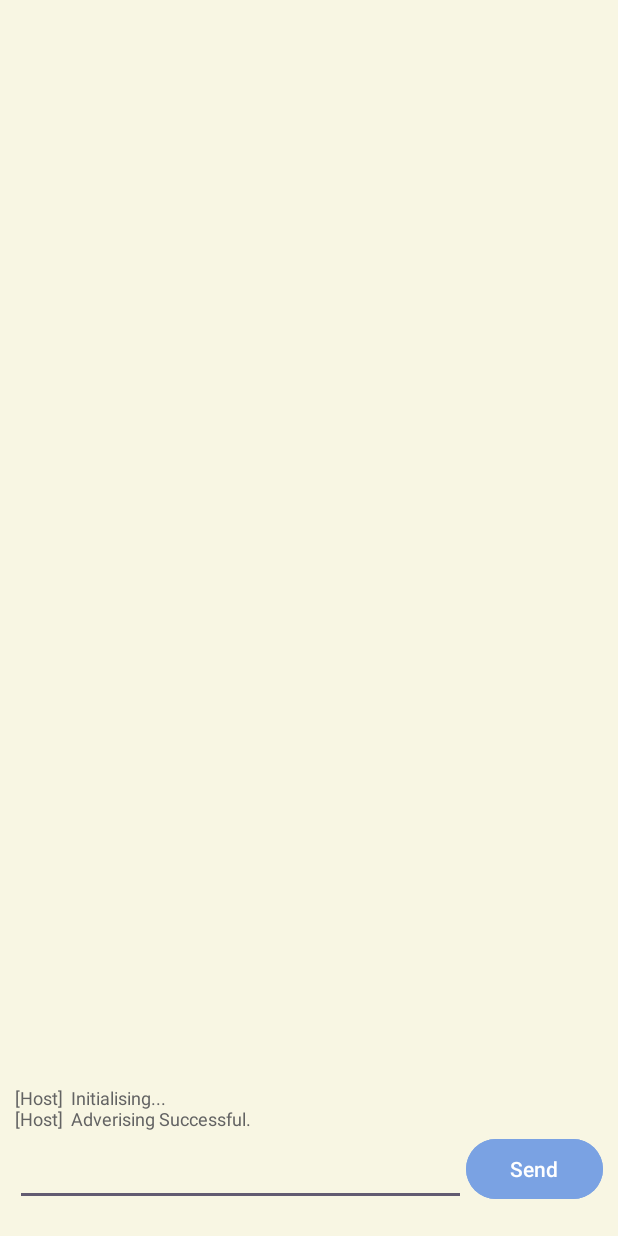
After one commit to Daydreamer7337/Chillara, an Android app: the ActiveBroadcast screen opened directly, with no data from a screen before it, on a phone screen of 412 x 824 dp. The commit adds this screen. Run offline under Robolectric (Android 15) with nearby library versions, the phone set to English and light mode, and no system bars.

Commit message:
BLE Broadcast setup
Ble advertisement is configured. GATT server to be done.

Co-Authored-By: avaraan <225384754+avaraan@users.noreply.github.com>

```diff
--- a/app/src/main/AndroidManifest.xml
+++ b/app/src/main/AndroidManifest.xml
@@ -25,6 +25,8 @@
         <activity android:name=".EditProfile"/>
         <activity android:name=".EnablePermissions"/>
         <activity android:name=".EnableBt"/>
+        <activity android:name=".BroadcastBLE"/>
+        <activity android:name=".ActiveBroadcast"/>
     </application>
 
     <uses-permission android:name="android.permission.BLUETOOTH" android:maxSdkVersion="30"/>
--- /dev/null
+++ b/app/src/main/java/com/uselessprojects/chillara/ActiveBroadcast.kt
@@ -0,0 +1,80 @@
+package com.uselessprojects.chillara
+
+import android.Manifest
+import android.bluetooth.BluetoothAdapter
+import android.os.Bundle
+import androidx.appcompat.app.AppCompatActivity
+import android.bluetooth.BluetoothManager
+import android.bluetooth.le.AdvertiseData
+import android.bluetooth.le.AdvertiseSettings
+import android.content.Context
+import android.os.ParcelUuid
+import android.widget.Button
+import android.widget.EditText
+import android.widget.TextView
+import java.util.UUID
+import android.bluetooth.le.AdvertiseCallback
+import androidx.annotation.RequiresPermission
+
+class ActiveBroadcast: AppCompatActivity()
+{
+    private lateinit var bluetoothManager: BluetoothManager
+    private lateinit var bluetoothAdapter: BluetoothAdapter
+
+    @RequiresPermission(Manifest.permission.BLUETOOTH_ADVERTISE)
+    override fun onCreate(savedInstanceState: Bundle?) {
+        super.onCreate(savedInstanceState)
+        setContentView(R.layout.active_broadcast_page)
+
+        bluetoothManager = getSystemService(Context.BLUETOOTH_SERVICE) as BluetoothManager
+        bluetoothAdapter = bluetoothManager.adapter
+
+        val send_msg_btn: Button = findViewById(R.id.send_msg_btn)
+        val msg_text_et: EditText = findViewById(R.id.msg_text_et)
+
+        val messages_tv: TextView = findViewById(R.id.messages_tv)
+        val user_info = getSharedPreferences("user_info", MODE_PRIVATE)
+
+        val username: String = user_info.getString("username","User 1") ?: "User1"
+        val amount: String = user_info.getString("amount","5") ?: "5"
+
+        val username_bin = username.padEnd(10,' ').take(10).toByteArray(Charsets.UTF_8)
+        val amount_bin = amount.toByteArray(Charsets.UTF_8)
+        val data_bin = username_bin + amount_bin
+
+        val advertiser = bluetoothAdapter.bluetoothLeAdvertiser
+
+        send_msg_btn.setOnClickListener()
+        {
+            val message = msg_text_et.text.toString()
+            messages_tv.append("\n[" + user_info.getString("username","User1") + "]  " + message)
+            msg_text_et.setText("")
+        }
+
+        val serviceDataUuid = ParcelUuid(UUID.fromString("0000A7F3-0000-1000-8000-00805F9B34FB"))
+
+        val settings = AdvertiseSettings.Builder()
+            .setAdvertiseMode(AdvertiseSettings.ADVERTISE_MODE_LOW_LATENCY)
+            .setTxPowerLevel(AdvertiseSettings.ADVERTISE_TX_POWER_HIGH)
+            .setConnectable(true)
+            .build()
+
+        val data = AdvertiseData.Builder()
+            .addServiceData(serviceDataUuid, data_bin)
+            .addServiceUuid(serviceDataUuid)
+            .setIncludeDeviceName(false)
+            .setIncludeTxPowerLevel(false)
+            .build()
+
+        advertiser.startAdvertising(settings,data,object : AdvertiseCallback()
+        {
+            override fun onStartSuccess(settingsInEffect: AdvertiseSettings?) {
+                messages_tv.append("\n[Host]  Adverising Successful.")
+            }
+
+            override fun onStartFailure(errorCode: Int) {
+                messages_tv.append("\n[Host]  Advertising Failed. Try restarting.   " + errorCode)
+            }
+        })
+    }
+}
--- a/app/src/main/java/com/uselessprojects/chillara/MainActivity.kt
+++ b/app/src/main/java/com/uselessprojects/chillara/MainActivity.kt
@@ -35,6 +35,10 @@ class MainActivity : AppCompatActivity() {
         {
             startActivity(Intent(this, EnableBt::class.java))
         }
+        shareST_page_btn.setOnClickListener()
+        {
+            startActivity(Intent(this, BroadcastBLE::class.java))
+        }
     }
 
     fun Context.hasPermission(permissionType: String): Boolean {
@@ -42,7 +46,7 @@ class MainActivity : AppCompatActivity() {
                 PackageManager.PERMISSION_GRANTED
     }
 
-    private val bluetoothAdapter: BluetoothAdapter by lazy {
+    private val bluetoothAdapter: BluetoothAdapter by lazy{
         val bluetoothManager = getSystemService(Context.BLUETOOTH_SERVICE) as BluetoothManager
         bluetoothManager.adapter
     }
--- /dev/null
+++ b/app/src/main/res/layout/active_broadcast_page.xml
@@ -0,0 +1,56 @@
+<?xml version="1.0" encoding="utf-8"?>
+<androidx.constraintlayout.widget.ConstraintLayout xmlns:android="http://schemas.android.com/apk/res/android"
+    xmlns:app="http://schemas.android.com/apk/res-auto"
+    xmlns:tools="http://schemas.android.com/tools"
+    android:layout_width="match_parent"
+    android:layout_height="match_parent"
+    android:background="@color/paleYellow"
+    android:paddingLeft="10dp"
+    android:paddingRight="10dp"
+    android:paddingTop="20dp"
+    android:paddingBottom="20dp">
+
+    <TextView
+        android:id="@+id/messages_tv"
+        android:layout_width="match_parent"
+        android:layout_height="wrap_content"
+        android:text="[Host]  Initialising..."
+        android:textAppearance="?android:attr/textAppearanceMedium"
+        android:textColor="@color/textDark"
+        android:textSize="12sp"
+        app:layout_constraintBottom_toTopOf="@+id/tableLayout"
+        app:layout_constraintEnd_toEndOf="parent"
+        app:layout_constraintStart_toStartOf="parent" />
+
+    <TableLayout
+        android:id="@+id/tableLayout"
+        android:layout_width="match_parent"
+        android:layout_height="wrap_content"
+        app:layout_constraintBottom_toBottomOf="parent"
+        app:layout_constraintEnd_toEndOf="parent"
+        app:layout_constraintStart_toStartOf="parent">
+
+        <TableRow>
+
+            <EditText
+                android:id="@+id/msg_text_et"
+                android:layout_width="wrap_content"
+                android:layout_height="50dp"
+                android:layout_column="1"
+                android:layout_weight="1"
+                android:gravity="center"
+                android:textAppearance="?android:attr/textAppearanceMedium"
+                android:textColor="@color/textDark"
+                android:textSize="15sp" />
+
+            <Button
+                android:id="@+id/send_msg_btn"
+                android:layout_column="0"
+                android:layout_weight="0.01"
+                android:backgroundTint="@color/lightBlue"
+                android:text="Send" />
+
+        </TableRow>
+    </TableLayout>
+
+</androidx.constraintlayout.widget.ConstraintLayout>
```
Also changed, not shown: app/src/main/java/com/uselessprojects/chillara/BroadcastBLE.kt (added, +37 -0 lines), app/src/main/res/layout/broadcast_page.xml (added, +60 -0 lines).
